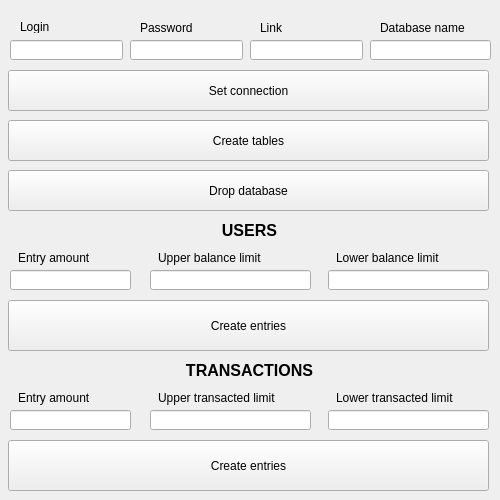
Old version of the form ui/db_helper.ui in the repository PoC-NeoBanking/db_helper.
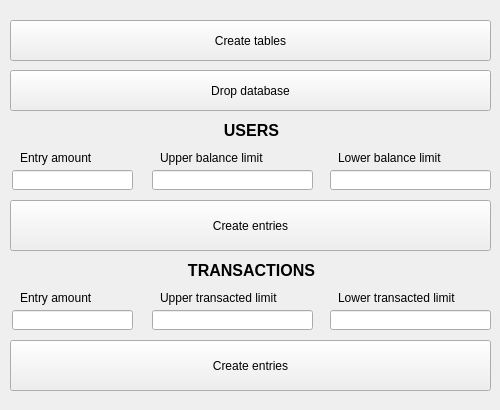
New version of the form. The open tabs and pages were chosen to show the change.

Commit message: Updated GUI, added login page

Diff of the .ui file:
```diff
--- a/ui/db_helper.ui
+++ b/ui/db_helper.ui
@@ -7,7 +7,7 @@
     <x>0</x>
     <y>0</y>
     <width>500</width>
-    <height>500</height>
+    <height>410</height>
    </rect>
   </property>
   <property name="sizePolicy">
@@ -20,24 +20,34 @@
    <string>DB_Helper</string>
   </property>
   <widget class="QWidget" name="centralwidget">
-   <widget class="QLabel" name="label">
+   <widget class="QStackedWidget" name="stackedWidget">
     <property name="geometry">
      <rect>
-      <x>20</x>
-      <y>20</y>
-      <width>47</width>
-      <height>13</height>
+      <x>0</x>
+      <y>10</y>
+      <width>501</width>
+      <height>391</height>
      </rect>
     </property>
-    <property name="text">
-     <string>Login</string>
+    <property name="currentIndex">
+     <number>0</number>
+    </property>
+    <widget class="QWidget" name="page_1">
+     <widget class="QLineEdit" name="dbName_lineEdit">
+      <property name="geometry">
+       <rect>
+        <x>370</x>
+        <y>150</y>
+        <width>121</width>
+        <height>20</height>
+       </rect>
     </property>
    </widget>
    <widget class="QLabel" name="label_2">
     <property name="geometry">
      <rect>
       <x>140</x>
-      <y>20</y>
+        <y>130</y>
       <width>71</width>
       <height>16</height>
      </rect>
@@ -46,24 +56,11 @@
      <string>Password</string>
     </property>
    </widget>
-   <widget class="QLabel" name="label_3">
-    <property name="geometry">
-     <rect>
-      <x>260</x>
-      <y>20</y>
-      <width>31</width>
-      <height>16</height>
-     </rect>
-    </property>
-    <property name="text">
-     <string>Link</string>
-    </property>
-   </widget>
    <widget class="QLabel" name="label_4">
     <property name="geometry">
      <rect>
       <x>380</x>
-      <y>20</y>
+        <y>130</y>
       <width>101</width>
       <height>16</height>
      </rect>
@@ -72,11 +69,11 @@
      <string>Database name</string>
     </property>
    </widget>
-   <widget class="QLineEdit" name="login_lineEdit">
+     <widget class="QLineEdit" name="link_lineEdit">
     <property name="geometry">
      <rect>
-      <x>10</x>
-      <y>40</y>
+        <x>250</x>
+        <y>150</y>
       <width>113</width>
       <height>20</height>
      </rect>
@@ -86,7 +83,7 @@
     <property name="geometry">
      <rect>
       <x>130</x>
-      <y>40</y>
+        <y>150</y>
       <width>113</width>
       <height>20</height>
      </rect>
@@ -95,116 +92,62 @@
      <enum>QLineEdit::Password</enum>
     </property>
    </widget>
-   <widget class="QLineEdit" name="link_lineEdit">
+     <widget class="QLabel" name="label_3">
     <property name="geometry">
      <rect>
-      <x>250</x>
-      <y>40</y>
-      <width>113</width>
-      <height>20</height>
-     </rect>
-    </property>
-   </widget>
-   <widget class="QLineEdit" name="dbName_lineEdit">
-    <property name="geometry">
-     <rect>
-      <x>370</x>
-      <y>40</y>
-      <width>121</width>
-      <height>20</height>
-     </rect>
-    </property>
-   </widget>
-   <widget class="QLineEdit" name="users_entryAmount_lineEdit">
-    <property name="geometry">
-     <rect>
-      <x>10</x>
-      <y>270</y>
-      <width>121</width>
-      <height>20</height>
-     </rect>
-    </property>
-   </widget>
-   <widget class="QLabel" name="label_5">
-    <property name="geometry">
-     <rect>
-      <x>18</x>
-      <y>250</y>
-      <width>111</width>
+        <x>260</x>
+        <y>130</y>
+        <width>31</width>
       <height>16</height>
      </rect>
     </property>
     <property name="text">
-     <string>Entry amount</string>
-    </property>
-   </widget>
-   <widget class="QPushButton" name="users_createEntries_pushButton">
+       <string>Link</string>
+      </property>
+     </widget>
+     <widget class="QPushButton" name="setConnection_pushButton">
     <property name="geometry">
      <rect>
       <x>8</x>
-      <y>300</y>
-      <width>481</width>
-      <height>51</height>
-     </rect>
-    </property>
-    <property name="text">
-     <string>Create entries</string>
-    </property>
-   </widget>
-   <widget class="QPushButton" name="createTables_pushButton">
-    <property name="geometry">
-     <rect>
-      <x>8</x>
-      <y>120</y>
+        <y>180</y>
       <width>481</width>
       <height>41</height>
      </rect>
     </property>
     <property name="text">
-     <string>Create tables</string>
-    </property>
-   </widget>
-   <widget class="QLabel" name="label_6">
+       <string>Set connection</string>
+      </property>
+     </widget>
+     <widget class="QLineEdit" name="login_lineEdit">
     <property name="geometry">
      <rect>
-      <x>158</x>
-      <y>250</y>
-      <width>151</width>
-      <height>16</height>
+        <x>10</x>
+        <y>150</y>
+        <width>113</width>
+        <height>20</height>
+       </rect>
+      </property>
+     </widget>
+     <widget class="QLabel" name="label">
+      <property name="geometry">
+       <rect>
+        <x>20</x>
+        <y>130</y>
+        <width>47</width>
+        <height>13</height>
      </rect>
     </property>
     <property name="text">
-     <string>Upper balance limit</string>
-    </property>
-   </widget>
+       <string>Login</string>
+      </property>
+     </widget>
+    </widget>
+    <widget class="QWidget" name="page_2">
    <widget class="QLineEdit" name="users_upperBalanceLimit_lineEdit">
     <property name="geometry">
      <rect>
-      <x>150</x>
-      <y>270</y>
-      <width>161</width>
-      <height>20</height>
-     </rect>
-    </property>
-   </widget>
-   <widget class="QLabel" name="label_7">
-    <property name="geometry">
-     <rect>
-      <x>336</x>
-      <y>250</y>
-      <width>151</width>
-      <height>16</height>
-     </rect>
-    </property>
-    <property name="text">
-     <string>Lower balance limit</string>
-    </property>
-   </widget>
-   <widget class="QLineEdit" name="users_lowerBalanceLimit_lineEdit">
-    <property name="geometry">
-     <rect>
-      <x>328</x>
-      <y>270</y>
+        <x>152</x>
+        <y>160</y>
       <width>161</width>
       <height>20</height>
      </rect>
@@ -213,8 +156,8 @@
    <widget class="QLabel" name="label_8">
     <property name="geometry">
      <rect>
-      <x>14</x>
-      <y>220</y>
+        <x>16</x>
+        <y>110</y>
       <width>471</width>
       <height>20</height>
      </rect>
@@ -233,77 +176,21 @@
      <set>Qt::AlignCenter</set>
     </property>
    </widget>
-   <widget class="QPushButton" name="transactions_createEntries_pushButton">
-    <property name="geometry">
-     <rect>
-      <x>8</x>
-      <y>440</y>
-      <width>481</width>
-      <height>51</height>
-     </rect>
-    </property>
-    <property name="text">
-     <string>Create entries</string>
-    </property>
-   </widget>
-   <widget class="QLineEdit" name="transactions_entryAmount_lineEdit">
-    <property name="geometry">
-     <rect>
-      <x>10</x>
-      <y>410</y>
-      <width>121</width>
-      <height>20</height>
-     </rect>
-    </property>
-   </widget>
-   <widget class="QLabel" name="label_9">
-    <property name="geometry">
-     <rect>
-      <x>14</x>
-      <y>360</y>
-      <width>471</width>
-      <height>20</height>
-     </rect>
-    </property>
-    <property name="font">
-     <font>
-      <pointsize>12</pointsize>
-      <weight>75</weight>
-      <bold>true</bold>
-     </font>
-    </property>
-    <property name="text">
-     <string>TRANSACTIONS</string>
-    </property>
-    <property name="alignment">
-     <set>Qt::AlignCenter</set>
-    </property>
-   </widget>
-   <widget class="QLineEdit" name="transactions_lowerTransactedLimit_lineEdit">
-    <property name="geometry">
-     <rect>
-      <x>328</x>
-      <y>410</y>
-      <width>161</width>
-      <height>20</height>
-     </rect>
-    </property>
-   </widget>
    <widget class="QLineEdit" name="transactions_upperTransactedLimit_lineEdit">
     <property name="geometry">
      <rect>
-      <x>150</x>
-      <y>410</y>
+        <x>152</x>
+        <y>300</y>
       <width>161</width>
       <height>20</height>
      </rect>
     </property>
    </widget>
-   <widget class="QLabel" name="label_10">
+     <widget class="QLabel" name="label_5">
     <property name="geometry">
      <rect>
-      <x>18</x>
-      <y>390</y>
+        <x>20</x>
+        <y>140</y>
       <width>111</width>
       <height>16</height>
      </rect>
@@ -315,8 +202,8 @@
    <widget class="QLabel" name="label_11">
     <property name="geometry">
      <rect>
-      <x>336</x>
-      <y>390</y>
+        <x>338</x>
+        <y>280</y>
       <width>151</width>
       <height>16</height>
      </rect>
@@ -325,11 +212,37 @@
      <string>Lower transacted limit</string>
     </property>
    </widget>
+     <widget class="QLabel" name="label_6">
+      <property name="geometry">
+       <rect>
+        <x>160</x>
+        <y>140</y>
+        <width>151</width>
+        <height>16</height>
+       </rect>
+      </property>
+      <property name="text">
+       <string>Upper balance limit</string>
+      </property>
+     </widget>
+     <widget class="QLabel" name="label_7">
+      <property name="geometry">
+       <rect>
+        <x>338</x>
+        <y>140</y>
+        <width>151</width>
+        <height>16</height>
+       </rect>
+      </property>
+      <property name="text">
+       <string>Lower balance limit</string>
+      </property>
+     </widget>
    <widget class="QLabel" name="label_12">
     <property name="geometry">
      <rect>
-      <x>158</x>
-      <y>390</y>
+        <x>160</x>
+        <y>280</y>
       <width>151</width>
       <height>16</height>
      </rect>
@@ -338,11 +251,24 @@
      <string>Upper transacted limit</string>
     </property>
    </widget>
+     <widget class="QPushButton" name="transactions_createEntries_pushButton">
+      <property name="geometry">
+       <rect>
+        <x>10</x>
+        <y>330</y>
+        <width>481</width>
+        <height>51</height>
+       </rect>
+      </property>
+      <property name="text">
+       <string>Create entries</string>
+      </property>
+     </widget>
    <widget class="QPushButton" name="dropDatabase_pushButton">
     <property name="geometry">
      <rect>
-      <x>8</x>
-      <y>170</y>
+        <x>10</x>
+        <y>60</y>
       <width>481</width>
       <height>41</height>
      </rect>
@@ -351,18 +277,109 @@
      <string>Drop database</string>
     </property>
    </widget>
-   <widget class="QPushButton" name="setConnection_pushButton">
+     <widget class="QLabel" name="label_10">
     <property name="geometry">
      <rect>
-      <x>8</x>
-      <y>70</y>
+        <x>20</x>
+        <y>280</y>
+        <width>111</width>
+        <height>16</height>
+       </rect>
+      </property>
+      <property name="text">
+       <string>Entry amount</string>
+      </property>
+     </widget>
+     <widget class="QLineEdit" name="transactions_lowerTransactedLimit_lineEdit">
+      <property name="geometry">
+       <rect>
+        <x>330</x>
+        <y>300</y>
+        <width>161</width>
+        <height>20</height>
+       </rect>
+      </property>
+     </widget>
+     <widget class="QLineEdit" name="transactions_entryAmount_lineEdit">
+      <property name="geometry">
+       <rect>
+        <x>12</x>
+        <y>300</y>
+        <width>121</width>
+        <height>20</height>
+       </rect>
+      </property>
+     </widget>
+     <widget class="QLabel" name="label_9">
+      <property name="geometry">
+       <rect>
+        <x>16</x>
+        <y>250</y>
+        <width>471</width>
+        <height>20</height>
+       </rect>
+      </property>
+      <property name="font">
+       <font>
+        <pointsize>12</pointsize>
+        <weight>75</weight>
+        <bold>true</bold>
+       </font>
+      </property>
+      <property name="text">
+       <string>TRANSACTIONS</string>
+      </property>
+      <property name="alignment">
+       <set>Qt::AlignCenter</set>
+      </property>
+     </widget>
+     <widget class="QPushButton" name="users_createEntries_pushButton">
+      <property name="geometry">
+       <rect>
+        <x>10</x>
+        <y>190</y>
+        <width>481</width>
+        <height>51</height>
+       </rect>
+      </property>
+      <property name="text">
+       <string>Create entries</string>
+      </property>
+     </widget>
+     <widget class="QLineEdit" name="users_entryAmount_lineEdit">
+      <property name="geometry">
+       <rect>
+        <x>12</x>
+        <y>160</y>
+        <width>121</width>
+        <height>20</height>
+       </rect>
+      </property>
+     </widget>
+     <widget class="QPushButton" name="createTables_pushButton">
+      <property name="geometry">
+       <rect>
+        <x>10</x>
+        <y>10</y>
       <width>481</width>
       <height>41</height>
      </rect>
     </property>
     <property name="text">
-     <string>Set connection</string>
-    </property>
+       <string>Create tables</string>
+      </property>
+     </widget>
+     <widget class="QLineEdit" name="users_lowerBalanceLimit_lineEdit">
+      <property name="geometry">
+       <rect>
+        <x>330</x>
+        <y>160</y>
+        <width>161</width>
+        <height>20</height>
+       </rect>
+      </property>
+     </widget>
+    </widget>
    </widget>
   </widget>
  </widget>
```
Lines whose indentation alone changed are shown as unchanged. The commit also changes 2 other files.
